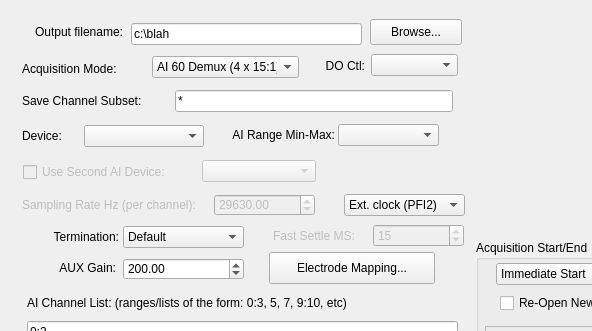
The window that ConfigureDialog.ui (acorver/SpikeGL) describes before a commit, drawn with Qt 5; both pictures show x 0 to 592 and y 0 to 331 of the 920 by 485 pixel window.
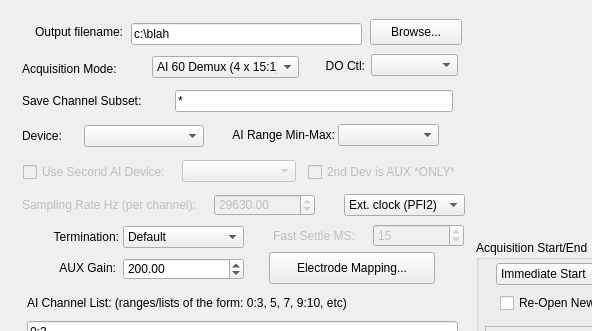
The same window after the commit. Icons and pictures are not drawn.

Commit message: got second dev is aux only mode working, plus added chan map spec from file save/load

The edit to the form file:
```diff
--- a/ConfigureDialog.ui
+++ b/ConfigureDialog.ui
@@ -842,7 +842,7 @@
    </property>
    <property name="geometry">
     <rect>
-     <x>202</x>
+     <x>182</x>
      <y>160</y>
      <width>114</width>
      <height>22</height>
@@ -860,7 +860,7 @@
     <rect>
      <x>23</x>
      <y>162</y>
-     <width>179</width>
+     <width>149</width>
      <height>20</height>
     </rect>
    </property>
@@ -903,6 +903,22 @@
     <string>AI Channel List, Dev 2:</string>
    </property>
   </widget>
+  <widget class="QCheckBox" name="secondIsAuxChk">
+   <property name="enabled">
+    <bool>false</bool>
+   </property>
+   <property name="geometry">
+    <rect>
+     <x>308</x>
+     <y>162</y>
+     <width>147</width>
+     <height>20</height>
+    </rect>
+   </property>
+   <property name="text">
+    <string>2nd Dev is AUX *ONLY*</string>
+   </property>
+  </widget>
  </widget>
  <tabstops>
   <tabstop>outputFileLE</tabstop>
```
The commit also changes 11 other files.
